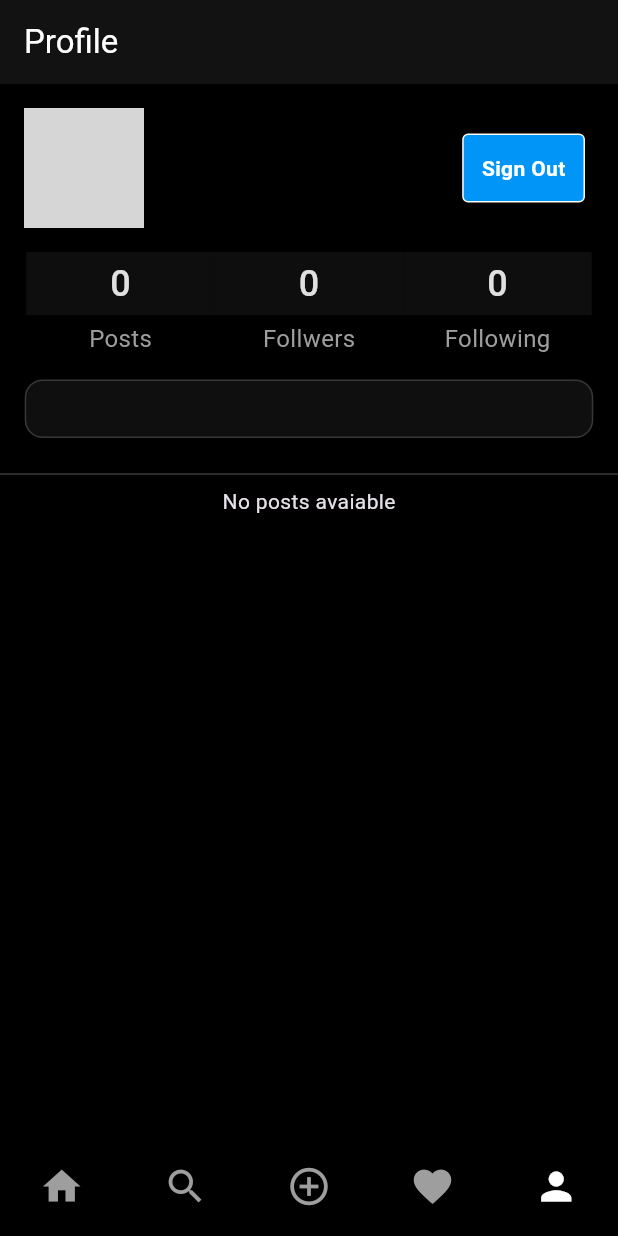
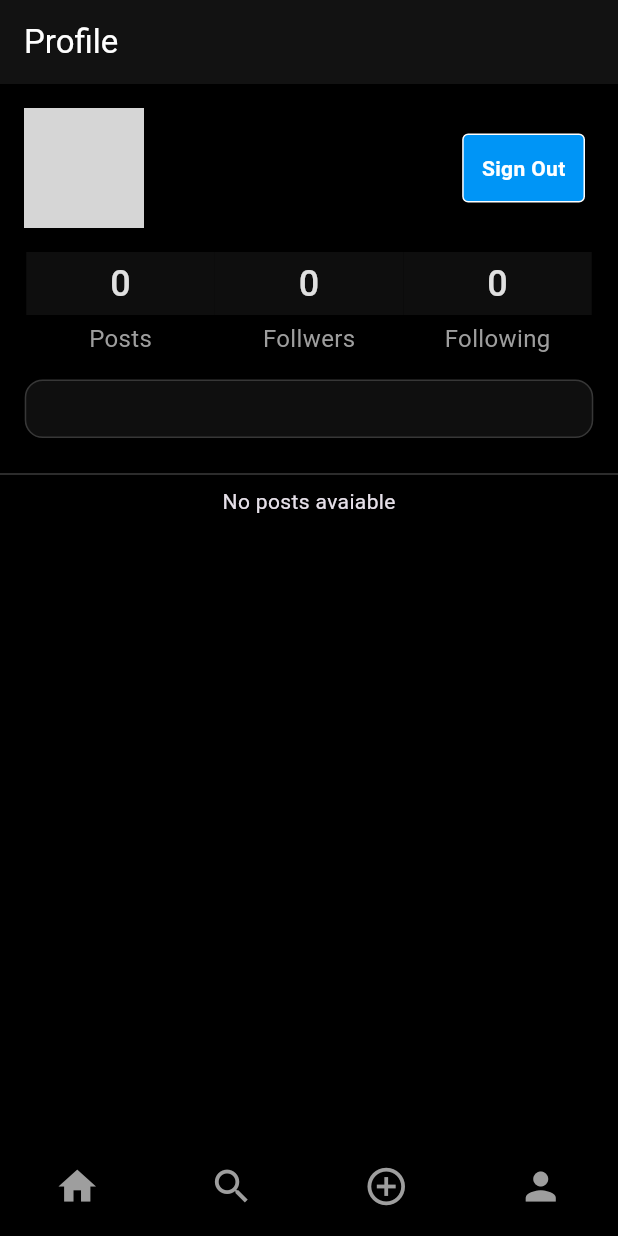
Before and after one commit to CodeWithJeet1204/Clones, a Flutter app: the screen it shows once a user with an empty profile is signed in, item 2 of the bottom bar chosen, after a tap on the "person" icon, on a phone screen of 412 x 824 dp. Run offline on Flutter 3.47's test engine with Material 3 defaults, Android fonts, the phone set to English and light mode, and no system bars; our stand-ins replace cloud_firestore, firebase_auth, firebase_core, firebase_storage, flutter_svg, image_picker; accounts and stored records are empty; network calls fail; grey boxes are pictures that could not be loaded.

Commit message:
App - 1.0.0

```diff
--- a/lib/main.dart
+++ b/lib/main.dart
@@ -42,7 +42,7 @@ class MyApp extends StatelessWidget {
         ),
       ],
       child: MaterialApp(
-        title: 'JeetGigagram',
+        title: 'Jeetgram',
         theme: ThemeData.dark(
           useMaterial3: true,
         ).copyWith(
--- a/lib/responsive/mobile_screen_layout.dart
+++ b/lib/responsive/mobile_screen_layout.dart
@@ -75,14 +75,6 @@ class _MobileScreenLayoutState extends State<MobileScreenLayout> {
           ),
           BottomNavigationBarItem(
             icon: Icon(
-              Icons.favorite,
-              color: _page == 3 ? primaryColor : secondaryColor,
-            ),
-            label: '',
-            backgroundColor: primaryColor,
-          ),
-          BottomNavigationBarItem(
-            icon: Icon(
               Icons.person,
               color: _page == 4 ? primaryColor : secondaryColor,
             ),
--- a/lib/screens/feed_screen.dart
+++ b/lib/screens/feed_screen.dart
@@ -32,15 +32,15 @@ class _FeedScreenState extends State<FeedScreen> {
                 color: primaryColor,
                 height: 32,
               ),
-              actions: [
-                IconButton(
-                  onPressed: () {},
-                  icon: const Icon(Icons.messenger_outline),
-                ),
-              ],
             ),
       body: StreamBuilder(
-          stream: FirebaseFirestore.instance.collection('posts').snapshots(),
+          stream: FirebaseFirestore.instance
+              .collection('posts')
+              .orderBy(
+                'datePublished',
+                descending: true,
+              )
+              .snapshots(),
           builder: (
             context,
             AsyncSnapshot<QuerySnapshot<Map<String, dynamic>>> snapshot,
@@ -51,6 +51,7 @@ class _FeedScreenState extends State<FeedScreen> {
               );
             }
             return ListView.builder(
+              shrinkWrap: true,
               itemCount: snapshot.data!.docs.length,
               itemBuilder: ((context, index) {
                 return Container(
--- a/lib/screens/search_screen.dart
+++ b/lib/screens/search_screen.dart
@@ -2,7 +2,6 @@ import 'package:cloud_firestore/cloud_firestore.dart';
 import 'package:flutter/material.dart';
 import 'package:flutter_staggered_grid_view/flutter_staggered_grid_view.dart';
 import 'package:instagram/screens/profile_screen.dart';
-import 'package:instagram/utils/colors.dart';
 import 'package:instagram/utils/global_variables.dart';
 
 class SearchScreen extends StatefulWidget {
@@ -25,14 +24,17 @@ class _SearchScreenState extends State<SearchScreen> {
   @override
   Widget build(BuildContext context) {
     return Scaffold(
-      appBar: AppBar(
-        automaticallyImplyLeading: false,
-        backgroundColor: mobileBackgroundColor,
-        title: TextFormField(
+      body: isShowUser
+          ? SafeArea(
+              child: Column(
+                children: [
+                  TextFormField(
                     controller: searchController,
-          decoration: const InputDecoration(
+                    decoration: InputDecoration(
                       hintText: "Search...",
-            border: InputBorder.none,
+                      border: OutlineInputBorder(
+                        borderRadius: BorderRadius.circular(12),
+                      ),
                     ),
                     onFieldSubmitted: (String _) {
                       setState(() {
@@ -40,19 +42,20 @@ class _SearchScreenState extends State<SearchScreen> {
                       });
                     },
                   ),
-      ),
-      //TODO: Remove error
-      body: isShowUser
-          ? FutureBuilder(
+                  const SizedBox(height: 12),
+                  Expanded(
+                    child: FutureBuilder(
                       future: FirebaseFirestore.instance
                           .collection('users')
                           .where(
-                    'username',
-                    isGreaterThanOrEqualTo: searchController.text,
+                            'username'.toString(),
+                            isGreaterThanOrEqualTo:
+                                searchController.text.toString(),
                           )
                           .get(),
                       builder: (BuildContext context,
-                  AsyncSnapshot<QuerySnapshot<Map<String, dynamic>>> snapshot) {
+                          AsyncSnapshot<QuerySnapshot<Map<String, dynamic>>>
+                              snapshot) {
                         if (!snapshot.hasData) {
                           return const Center(
                             child: CircularProgressIndicator(),
@@ -70,27 +73,55 @@ class _SearchScreenState extends State<SearchScreen> {
                                       Navigator.of(context).push(
                                         MaterialPageRoute(
                                           builder: ((context) => ProfileScreen(
-                                      uid: snapshot.data!.docs[index]['uid'])),
+                                              uid: snapshot.data!.docs[index]
+                                                  ['uid'])),
                                         ),
                                       );
                                     },
                                     child: ListTile(
                                       leading: CircleAvatar(
                                         backgroundImage: NetworkImage(
-                                  snapshot.data!.docs[index]['photoUrl'],
+                                          snapshot.data!.docs[index]
+                                              ['photoUrl'],
                                         ),
                                       ),
-                              title:
-                                  Text(snapshot.data!.docs[index]['username']),
+                                      title: Text(snapshot.data!.docs[index]
+                                          ['username']),
                                     ),
                                   );
                                 });
                       },
+                    ),
+                  ),
+                ],
+              ),
             )
-          : FutureBuilder(
-              future: FirebaseFirestore.instance.collection('posts').get(),
+          : SafeArea(
+              child: Column(
+                children: [
+                  TextFormField(
+                    controller: searchController,
+                    decoration: InputDecoration(
+                      hintText: "Search...",
+                      border: OutlineInputBorder(
+                        borderRadius: BorderRadius.circular(12),
+                      ),
+                    ),
+                    onFieldSubmitted: (String _) {
+                      setState(() {
+                        isShowUser = true;
+                      });
+                    },
+                  ),
+                  const SizedBox(height: 12),
+                  Expanded(
+                    child: FutureBuilder(
+                        future: FirebaseFirestore.instance
+                            .collection('posts')
+                            .get(),
                         builder: (BuildContext context,
-                  AsyncSnapshot<QuerySnapshot<Map<String, dynamic>>> snapshot) {
+                            AsyncSnapshot<QuerySnapshot<Map<String, dynamic>>>
+                                snapshot) {
                           if (!snapshot.hasData) {
                             return const Center(
                               child: CircularProgressIndicator(),
@@ -109,7 +140,8 @@ class _SearchScreenState extends State<SearchScreen> {
                               );
                             }),
                             staggeredTileBuilder: ((index) {
-                    return MediaQuery.of(context).size.width > webScreenSize
+                              return MediaQuery.of(context).size.width >
+                                      webScreenSize
                                   ? StaggeredTile.count(
                                       index % 7 == 0 ? 1 : 1,
                                       index % 7 == 0 ? 1 : 1,
@@ -124,6 +156,10 @@ class _SearchScreenState extends State<SearchScreen> {
                             crossAxisSpacing: 8,
                           );
                         }),
+                  ),
+                ],
+              ),
+            ),
     );
   }
 }
--- a/lib/utils/global_variables.dart
+++ b/lib/utils/global_variables.dart
@@ -11,7 +11,6 @@ List<Widget> homeScreenItems = [
   const FeedScreen(),
   const SearchScreen(),
   const AddPostScreen(),
-  const Text('Notif'),
   ProfileScreen(
     uid: FirebaseAuth.instance.currentUser!.uid,
   ),
--- a/pubspec.yaml
+++ b/pubspec.yaml
@@ -45,6 +45,7 @@ dependencies:
 dev_dependencies:
   flutter_test:
     sdk: flutter
+  flutter_launcher_icons: ^0.13.1
 
   # The "flutter_lints" package below contains a set of recommended lints to
   # encourage good coding practices. The lint set provided by the package is
```
Also changed, not shown: lib/resources/firestore_methods.dart (+1 -6 lines), lib/responsive/web_screen_layout.dart (+0 -7 lines), lib/screens/comments_screen.dart (+5 -5 lines), lib/widgets/comment_card.dart (+2 -20 lines), lib/widgets/post_card.dart (+38 -67 lines), pubspec.lock, 1 other file. Lines whose indentation alone changed are shown as unchanged.
